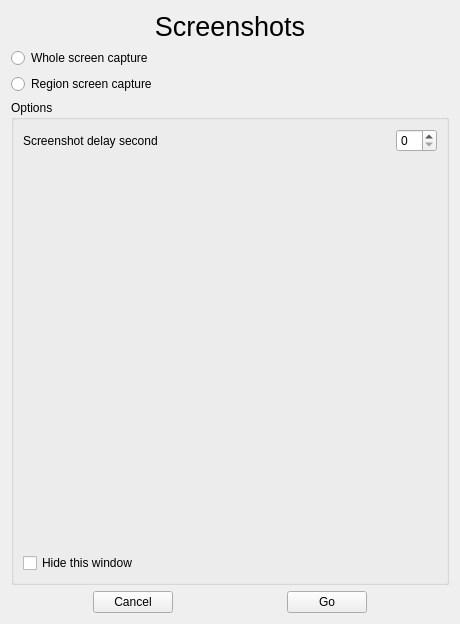
The window that sources/Forms/formscreenshots.ui (jose94752/ClipEdit) describes before a commit, drawn with Qt 5.
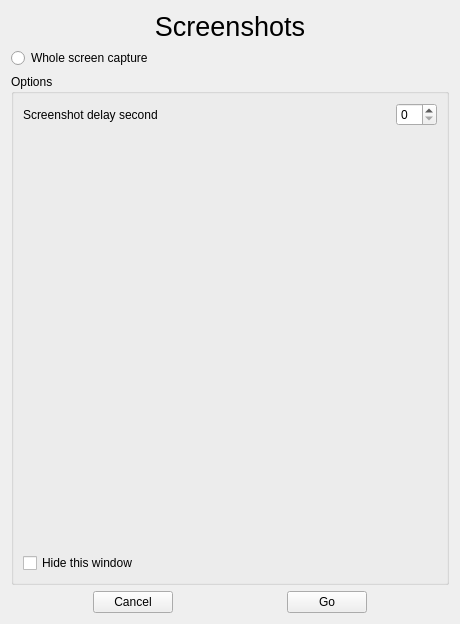
The same window after the commit.

Commit message: remove region button form formscreenshots.ui and update the code

The edit to the form file:
```diff
--- a/sources/Forms/formscreenshots.ui
+++ b/sources/Forms/formscreenshots.ui
@@ -18,8 +18,6 @@
   </property>
   <layout class="QGridLayout" name="gridLayout">
    <item row="0" column="0">
-    <layout class="QVBoxLayout" name="verticalLayout_3">
-     <item>
       <widget class="QLabel" name="labelScreenshots">
        <property name="sizePolicy">
         <sizepolicy hsizetype="Preferred" vsizetype="Fixed">
@@ -39,9 +37,7 @@
        </property>
       </widget>
      </item>
-     <item>
-      <layout class="QVBoxLayout" name="verticalLayout">
-       <item>
+   <item row="1" column="0">
         <layout class="QHBoxLayout" name="horizontalLayout_2">
          <item>
           <widget class="QRadioButton" name="radioButtonWholecapture">
@@ -65,35 +61,7 @@
          </item>
         </layout>
        </item>
-       <item>
-        <layout class="QHBoxLayout" name="horizontalLayout_5">
-         <item>
-          <widget class="QRadioButton" name="radioButtonRegioncapture">
-           <property name="text">
-            <string>Region screen capture</string>
-           </property>
-          </widget>
-         </item>
-         <item>
-          <spacer name="horizontalSpacer_7">
-           <property name="orientation">
-            <enum>Qt::Horizontal</enum>
-           </property>
-           <property name="sizeHint" stdset="0">
-            <size>
-             <width>148</width>
-             <height>20</height>
-            </size>
-           </property>
-          </spacer>
-         </item>
-        </layout>
-       </item>
-      </layout>
-     </item>
-    </layout>
-   </item>
-   <item row="1" column="0">
+   <item row="2" column="0">
     <widget class="QGroupBox" name="groupBox">
      <property name="title">
       <string>Options</string>
@@ -170,7 +138,7 @@
      </layout>
     </widget>
    </item>
-   <item row="2" column="0">
+   <item row="3" column="0">
     <layout class="QHBoxLayout" name="horizontalLayout_3">
      <item>
       <spacer name="horizontalSpacer_3">
```
Lines whose indentation alone changed are shown as unchanged. The commit also changes 2 other files.
